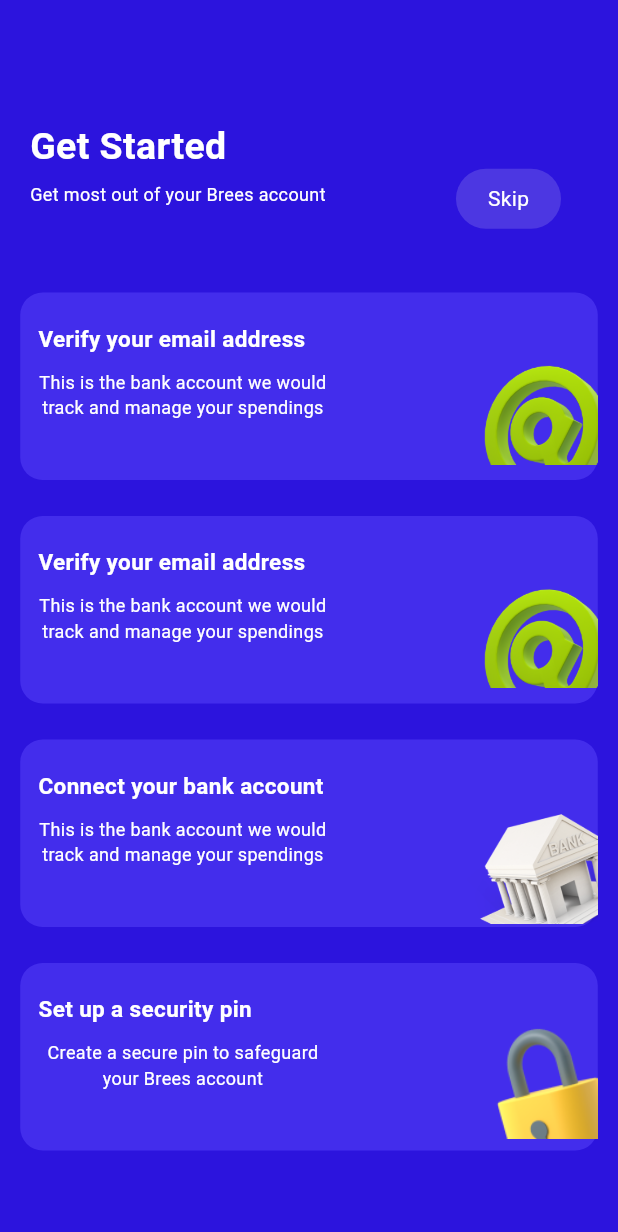
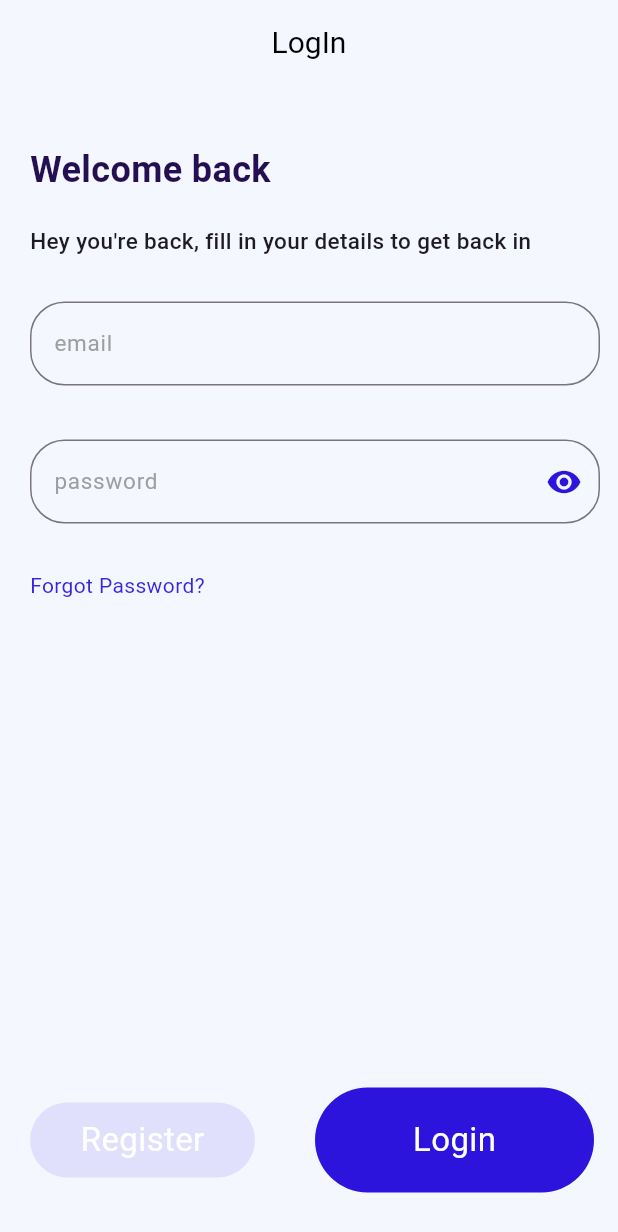
Before and after one commit to bankoleifeoluwa/fintech_mobile, a Flutter app: the screen it shows after launch, on a phone screen of 412 x 824 dp. Shown: the top 1232 px of the screen. Run offline on Flutter 3.47's test engine with Material 3 defaults, Android fonts, the phone set to English and light mode, and no system bars.

Commit message:
working on the Login Screen

```diff
--- a/lib/main.dart
+++ b/lib/main.dart
@@ -1,8 +1,7 @@
 import 'package:fintech_mobile/screens/get_started.dart';
-import 'package:fintech_mobile/screens/welcome_user.dart';
+import 'package:fintech_mobile/screens/logInScreen.dart';
+
 import 'package:flutter/material.dart';
-
-import 'screens/onboarding_Screens/onboarding_screen.dart';
 
 // import 'screens/splash_screen.dart';
 
@@ -11,8 +10,8 @@ void main() {
     initialRoute: '/signUp',
     routes: {
       // '/splash': (context) => const SplashScreen(),
-      '/home': (context) => const GetStartedPage(),
-      '/signUp': (context) => const GetStartedPage(),
+      '/home': (context) => const LoginScreen(),
+      '/signUp': (context) => const LoginScreen(),
     },
   ));
 }
--- a/lib/misc/text_field.dart
+++ b/lib/misc/text_field.dart
@@ -13,7 +13,7 @@ class AppTextField extends StatelessWidget {
   @override
   Widget build(BuildContext context) {
     return SizedBox(
-      height: 60,
+      height: 72,
       width: 380,
       child: TextField(
         decoration: InputDecoration(
@@ -23,7 +23,10 @@ class AppTextField extends StatelessWidget {
                     obscureIcon = !obscureIcon;
                   },
                   child: obscureIcon
-                      ? Icon(Icons.visibility)
+                      ? Icon(
+                          Icons.visibility,
+                          color: Color.fromARGB(255, 44, 20, 221),
+                        )
                       : Icon(Icons.visibility_off))
               : null,
           hintText: hint,
@@ -33,7 +36,7 @@ class AppTextField extends StatelessWidget {
           ),
           // contentPadding: EdgeInsets.only(top: 0.0, left: 10),
           border: OutlineInputBorder(
-            borderRadius: BorderRadius.circular(30),
+            borderRadius: BorderRadius.circular(23),
           ),
         ),
       ),
--- a/lib/screens/get_started.dart
+++ b/lib/screens/get_started.dart
@@ -12,7 +12,7 @@ class GetStartedPage extends StatelessWidget {
         backgroundColor: Color.fromARGB(255, 44, 20, 221),
         body: Column(
           children: [
-            SizedBox(height: 80),
+            SizedBox(height: 40),
             Row(
               children: [
                 Container(
--- /dev/null
+++ b/lib/screens/logInScreen.dart
@@ -0,0 +1,91 @@
+import 'package:fintech_mobile/misc/text_field.dart';
+import 'package:flutter/material.dart';
+
+class LoginScreen extends StatelessWidget {
+  const LoginScreen({super.key});
+
+  @override
+  Widget build(BuildContext context) {
+    return Scaffold(
+      backgroundColor: Color.fromARGB(255, 245, 247, 255),
+      appBar: AppBar(
+        backgroundColor: Color.fromARGB(255, 245, 247, 255),
+        title: Center(
+          child: Text(
+            'LogIn',
+            style: TextStyle(
+                color: Colors.black, fontSize: 20, fontWeight: FontWeight.w400),
+          ),
+        ),
+      ),
+      body: Padding(
+        padding: const EdgeInsets.only(top: 10, left: 20),
+        child: Column(
+          crossAxisAlignment: CrossAxisAlignment.start,
+          children: [
+            SizedBox(height: 30),
+            Text(
+              'Welcome back',
+              style: TextStyle(
+                  color: Color.fromARGB(255, 36, 15, 81),
+                  fontSize: 24,
+                  fontWeight: FontWeight.bold),
+            ),
+            SizedBox(height: 20),
+            Text(
+              'Hey you\'re back, fill in your details to get back in',
+              style: TextStyle(fontSize: 15, fontWeight: FontWeight.w500),
+            ),
+            SizedBox(height: 30),
+            AppTextField(hint: 'email', obscureIcon: false),
+            SizedBox(height: 20),
+            AppTextField(hint: 'password', obscureIcon: true),
+            SizedBox(height: 15),
+            Text(
+              'Forgot Password?',
+              style: TextStyle(color: Color.fromARGB(255, 58, 36, 223)),
+            ),
+            SizedBox(height: 320),
+            SizedBox(
+              width: 385,
+              height: 80,
+              child: Row(
+                children: [
+                  Container(
+                    width: 150,
+                    height: 50,
+                    decoration: BoxDecoration(
+                      color: Color.fromARGB(255, 225, 224, 252),
+                      borderRadius: BorderRadius.circular(40),
+                    ),
+                    child: Center(
+                      child: Text(
+                        'Register',
+                        style: TextStyle(color: Colors.white, fontSize: 22),
+                      ),
+                    ),
+                  ),
+                  SizedBox(width: 40),
+                  Container(
+                    width: 186,
+                    height: 70,
+                    decoration: BoxDecoration(
+                      color: Color.fromARGB(255, 44, 20, 221),
+                      borderRadius: BorderRadius.circular(40),
+                    ),
+                    child: Center(
+                      child: Text(
+                        'Login',
+                        style: TextStyle(color: Colors.white, fontSize: 22),
+                      ),
+                    ),
+                  )
+                ],
+              ),
+            )
+          ],
+        ),
+      ),
+    );
+  }
+}
```
